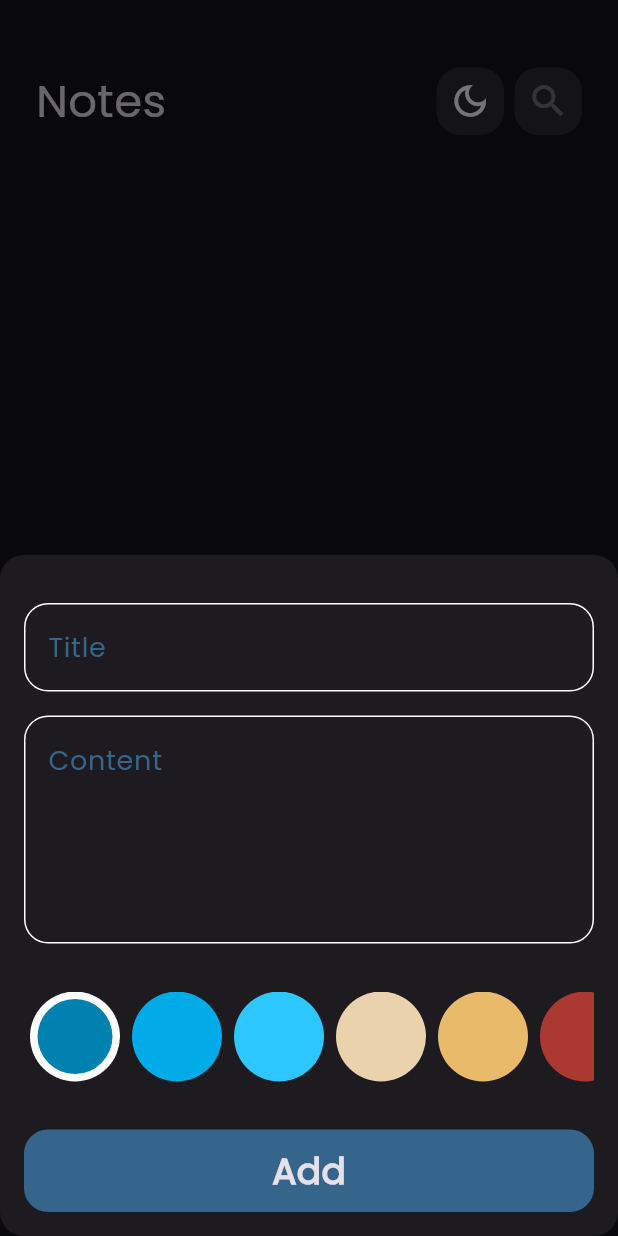
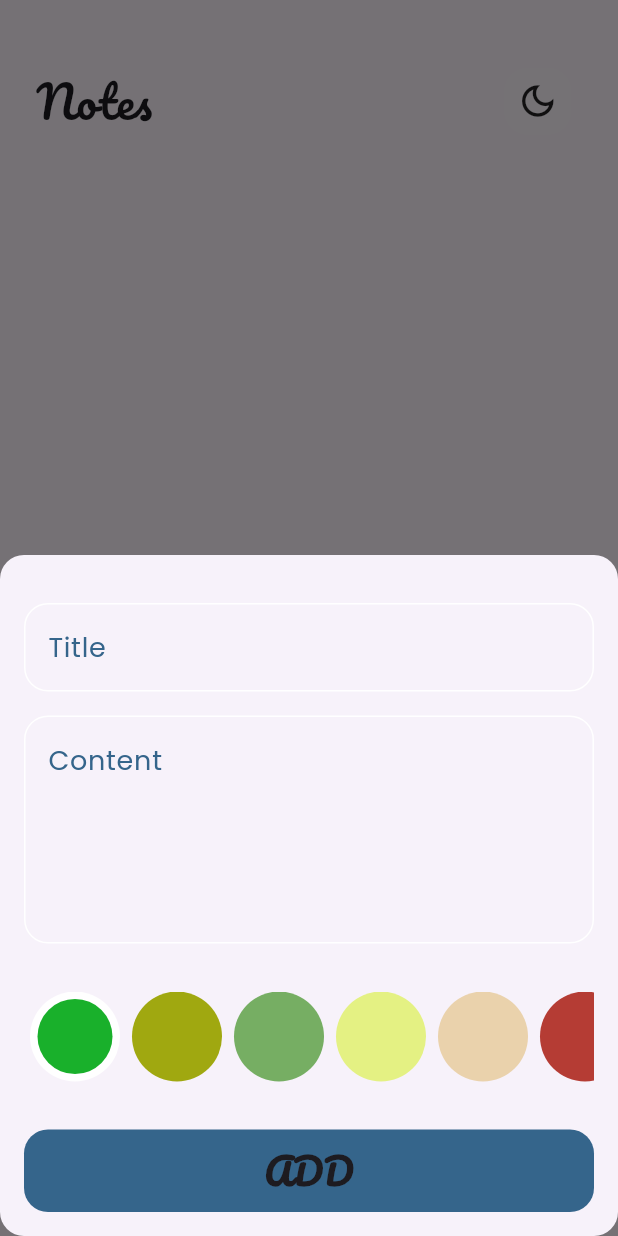
Before and after one commit to Seedrahelal/notes_app, a Flutter app: the screen it shows after launch, after a tap on the "add" icon, on a phone screen of 412 x 824 dp. Run offline on Flutter 3.47's test engine with Material 3 defaults, Android fonts, the phone set to English and light mode, and no system bars; our stand-ins replace bloc, flutter_bloc, font_awesome_flutter, hive, hive_flutter; accounts and stored records are empty.

Commit message:
Additions to the UI

```diff
--- /dev/null
+++ b/lib/cubit/add_note_cubit/theme_cubit/theme_cubit.dart
@@ -0,0 +1,16 @@
+import 'package:bloc/bloc.dart';
+import 'package:flutter/material.dart';
+
+class ThemeCubit extends Cubit<ThemeData> {
+  ThemeCubit()
+      : super(ThemeData(
+          brightness: Brightness.light,
+          fontFamily: 'Poppins',
+        ));
+
+  void toggleTheme() {
+    emit(state.brightness == Brightness.dark
+        ? ThemeData(brightness: Brightness.light, fontFamily: 'Poppins')
+        : ThemeData(brightness: Brightness.dark, fontFamily: 'Poppins'));
+  }
+}
--- /dev/null
+++ b/lib/helper/show_snack_bar.dart
@@ -0,0 +1,5 @@
+import 'package:flutter/material.dart';
+
+void showSnackBar(BuildContext context, String message) {
+  ScaffoldMessenger.of(context).showSnackBar(SnackBar(content: Text(message)));
+}
--- a/lib/main.dart
+++ b/lib/main.dart
@@ -2,6 +2,7 @@ import 'package:flutter/material.dart';
 import 'package:flutter_bloc/flutter_bloc.dart';
 import 'package:hive_flutter/adapters.dart';
 import 'package:notes_app/cubit/add_note_cubit/notes_cubit/notes_cubit.dart';
+import 'package:notes_app/cubit/add_note_cubit/theme_cubit/theme_cubit.dart';
 import 'package:notes_app/models/note_model.dart';
 import 'package:notes_app/simple_bloc_observer.dart';
 import 'package:notes_app/views/notes_view.dart';
@@ -21,12 +22,19 @@ class NotesApp extends StatelessWidget {
 
   @override
   Widget build(BuildContext context) {
-    return BlocProvider(
-      create: (context) => NotesCubit(),
-      child: MaterialApp(
-        debugShowCheckedModeBanner: false,
-        theme: ThemeData(brightness: Brightness.dark, fontFamily: 'Poppins'),
-        home: const NotesView(),
+    return MultiBlocProvider(
+      providers: [
+        BlocProvider(create: (context) => NotesCubit()),
+        BlocProvider(create: (context) => ThemeCubit()),
+      ],
+      child: BlocBuilder<ThemeCubit, ThemeData>(
+        builder: (context, theme) {
+          return MaterialApp(
+            debugShowCheckedModeBanner: false,
+            theme: theme,
+            home: const NotesView(),
+          );
+        },
       ),
     );
   }
--- a/lib/views/notes_view.dart
+++ b/lib/views/notes_view.dart
@@ -19,7 +19,8 @@ class NotesView extends StatelessWidget {
               context: context,
               builder: (context) {
                 return const AddNoteBottomSheet();
-                });
+              },
+            );
           },
           backgroundColor: kPrimaryColor,
           child: const Icon(Icons.add, size: 32)),
--- a/lib/widgets/add_note_buttom_sheet.dart
+++ b/lib/widgets/add_note_buttom_sheet.dart
@@ -2,6 +2,7 @@ import 'package:flutter/material.dart';
 import 'package:flutter_bloc/flutter_bloc.dart';
 import 'package:notes_app/cubit/add_note_cubit/add_note_cubit.dart';
 import 'package:notes_app/cubit/add_note_cubit/notes_cubit/notes_cubit.dart';
+import 'package:notes_app/helper/show_snack_bar.dart';
 import 'package:notes_app/widgets/add_note_form.dart';
 
 class AddNoteBottomSheet extends StatelessWidget {
@@ -17,6 +18,7 @@ class AddNoteBottomSheet extends StatelessWidget {
           if (state is AddNoteSuccess) {
             BlocProvider.of<NotesCubit>(context).fetchAllNotes();
             Navigator.pop(context);
+            showSnackBar(context, 'Add Note Success ....');
           }
         },
         builder: (context, state) {
--- a/lib/widgets/constants.dart
+++ b/lib/widgets/constants.dart
@@ -3,16 +3,18 @@ import 'package:flutter/animation.dart';
 const kPrimaryColor = Color.fromARGB(255, 53, 101, 139);
 const kNotesBox = 'notes_box';
 List<Color> kColors = const [
-    Color(0xff0081AF),
-    Color(0xff00ABE7),
-    Color(0xff2DC7FF),
-    Color(0xffEAD2AC),
-    Color(0xffEABA6B),
-    Color(0xffAC3931),
-    Color(0xffE5D352),
-    Color.fromRGBO(82, 2, 82, 1),
-    Color(0xffD9E76C),
-    Color(0xff537D8D),
-    Color(0xff482C3D),
-    Color.fromARGB(255, 17, 117, 29),
-  ];
+  Color.fromARGB(255, 25, 176, 43),
+  Color.fromARGB(255, 160, 168, 16),
+  Color(0xff76AE63),
+  Color.fromARGB(255, 228, 241, 131),
+  Color(0xffEAD2AC),
+  Color.fromARGB(255, 181, 60, 52),
+  Color(0xffFF6C37),
+  Color.fromARGB(255, 241, 180, 81),
+  Color.fromARGB(255, 249, 112, 226),
+  Color.fromARGB(255, 232, 134, 134),
+  Color.fromRGBO(5, 212, 199, 1),
+  Color.fromARGB(255, 107, 160, 181),
+  Color.fromARGB(255, 135, 216, 246),
+  Color.fromARGB(255, 178, 140, 252),
+];
--- a/lib/widgets/custom_app_bar.dart
+++ b/lib/widgets/custom_app_bar.dart
@@ -2,7 +2,8 @@ import 'package:flutter/material.dart';
 import 'package:notes_app/widgets/custom_icon.dart';
 
 class CustomAppBar extends StatelessWidget {
-  const CustomAppBar({super.key, required this.title, required this.icon, this.onPressed});
+  const CustomAppBar(
+      {super.key, required this.title, required this.icon, this.onPressed});
   final String title;
   final IconData icon;
   final void Function()? onPressed;
@@ -10,11 +11,12 @@ class CustomAppBar extends StatelessWidget {
   Widget build(BuildContext context) {
     return Row(
       children: [
-        Text(title, style: const TextStyle(fontSize: 30)),
+        Text(title,
+            style: const TextStyle(fontSize: 30, fontFamily: 'Pacifico')),
         const Spacer(),
         const CustomThemeIcon(),
         const SizedBox(width: 7),
-        CustomSearchIcon(onPressed: onPressed, icon: icon)
+        // CustomSearchIcon(onPressed: onPressed, icon: icon)
       ],
     );
   }
--- a/lib/widgets/custom_button.dart
+++ b/lib/widgets/custom_button.dart
@@ -24,9 +24,11 @@ class CustomButton extends StatelessWidget {
                       color: Colors.white,
                     ),
                   )
-                : const Text('Add',
-                    style:
-                        TextStyle(fontSize: 24, fontWeight: FontWeight.bold))),
+                : const Text('ADD',
+                    style: TextStyle(
+                        fontSize: 24,
+                        fontWeight: FontWeight.bold,
+                        fontFamily: 'Pacifico'))),
       ),
     );
   }
--- a/lib/widgets/custom_icon.dart
+++ b/lib/widgets/custom_icon.dart
@@ -1,4 +1,6 @@
 import 'package:flutter/material.dart';
+import 'package:flutter_bloc/flutter_bloc.dart';
+import 'package:notes_app/cubit/add_note_cubit/theme_cubit/theme_cubit.dart';
 
 class CustomSearchIcon extends StatelessWidget {
   const CustomSearchIcon({super.key, required this.icon, this.onPressed});
@@ -12,7 +14,13 @@ class CustomSearchIcon extends StatelessWidget {
       decoration: BoxDecoration(
           borderRadius: BorderRadius.circular(16),
           color: Colors.white.withOpacity(.1)),
-      child: IconButton(onPressed: onPressed, icon: Icon(icon, size: 28)),
+      child: IconButton(
+          onPressed: onPressed,
+          icon: Icon(
+            icon,
+            size: 28,
+            color: Colors.white,
+          )),
     );
   }
 }
@@ -22,13 +30,21 @@ class CustomThemeIcon extends StatelessWidget {
 
   @override
   Widget build(BuildContext context) {
-    return Container(
-      height: 45,
-      width: 45,
-      decoration: BoxDecoration(
+    return GestureDetector(
+      onTap: () {
+        context.read<ThemeCubit>().toggleTheme();
+      },
+      child: Container(
+        height: 45,
+        width: 45,
+        decoration: BoxDecoration(
           borderRadius: BorderRadius.circular(16),
-          color: Colors.white.withOpacity(.1)),
-      child: const Center(child: Icon(Icons.dark_mode_outlined, size: 28)),
+          color: Colors.white.withOpacity(.1),
+        ),
+        child: const Center(
+          child: Icon(Icons.dark_mode_outlined, size: 28),
+        ),
+      ),
     );
   }
 }
--- a/lib/widgets/edit_note_view_body.dart
+++ b/lib/widgets/edit_note_view_body.dart
@@ -1,6 +1,7 @@
 import 'package:flutter/material.dart';
 import 'package:flutter_bloc/flutter_bloc.dart';
 import 'package:notes_app/cubit/add_note_cubit/notes_cubit/notes_cubit.dart';
+import 'package:notes_app/helper/show_snack_bar.dart';
 import 'package:notes_app/models/note_model.dart';
 import 'package:notes_app/widgets/custom_app_bar.dart';
 import 'package:notes_app/widgets/custom_text_field.dart';
@@ -31,6 +32,7 @@ class _EditNoteViewBodyState extends State<EditNoteViewBody> {
                 widget.note.save();
                 BlocProvider.of<NotesCubit>(context).fetchAllNotes();
                 Navigator.pop(context);
+                showSnackBar(context, 'Edit Note Success ....');
               },
               title: 'Edit Note',
               icon: Icons.check),
--- a/lib/widgets/notes_view_body.dart
+++ b/lib/widgets/notes_view_body.dart
@@ -12,6 +12,7 @@ class NotesViewBody extends StatefulWidget {
 }
 
 class _NotesViewBodyState extends State<NotesViewBody> {
+  @override
   void initState() {
     BlocProvider.of<NotesCubit>(context).fetchAllNotes();
     super.initState;
--- a/pubspec.yaml
+++ b/pubspec.yaml
@@ -72,5 +72,8 @@ flutter:
     - family: Poppins
       fonts:
         - asset: assets/fonts/Poppins-Regular.ttf
+    - family: Pacifico
+      fonts:
+        - asset: assets/fonts/Pacifico-Regular.ttf
   # For details regarding fonts from package dependencies,
   # see https://flutter.dev/custom-fonts/#from-packages
```
Also changed, not shown: lib/simple_bloc_observer.dart (+3 -9 lines), lib/widgets/custom_note_item.dart (+68 -13 lines), lib/widgets/custom_text_field.dart (+6 -2 lines), assets/fonts/Pacifico-Regular.ttf (added). Lines whose indentation alone changed are shown as unchanged.
